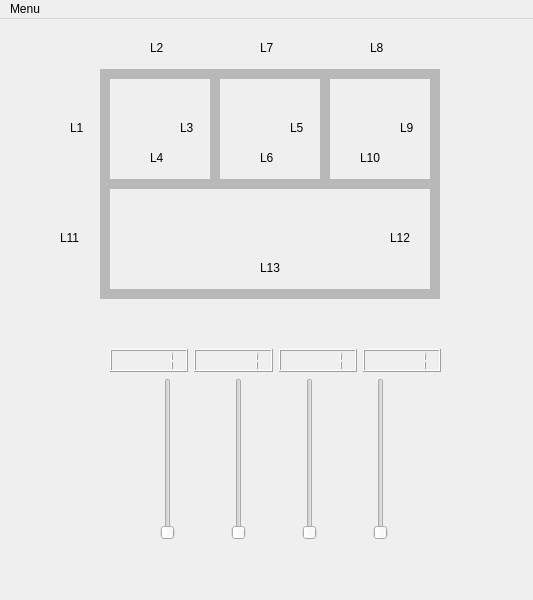
The window that sistema4trens.ui (alexandrelourival/ATV3-STR) describes before a commit, drawn with Qt 5.
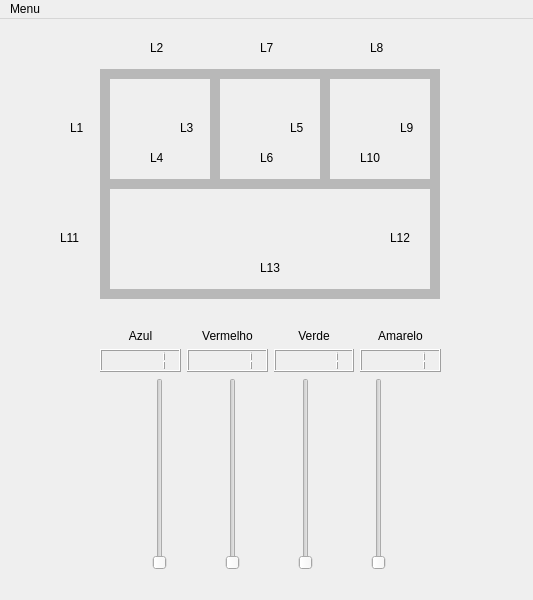
The same window after the commit.

Diff of the .ui file:
```diff
--- a/sistema4trens.ui
+++ b/sistema4trens.ui
@@ -494,15 +494,61 @@
      <string>L11</string>
     </property>
    </widget>
-   <widget class="QWidget" name="layoutWidget">
+   <widget class="QWidget" name="">
     <property name="geometry">
      <rect>
-      <x>110</x>
-      <y>330</y>
-      <width>331</width>
-      <height>191</height>
+      <x>100</x>
+      <y>310</y>
+      <width>341</width>
+      <height>241</height>
      </rect>
     </property>
+    <layout class="QVBoxLayout" name="verticalLayout_2">
+     <item>
+      <layout class="QHBoxLayout" name="horizontalLayout_3">
+       <item>
+        <widget class="QLabel" name="label_azul">
+         <property name="text">
+          <string>Azul</string>
+         </property>
+         <property name="alignment">
+          <set>Qt::AlignCenter</set>
+         </property>
+        </widget>
+       </item>
+       <item>
+        <widget class="QLabel" name="label_vermelho">
+         <property name="text">
+          <string>Vermelho</string>
+         </property>
+         <property name="alignment">
+          <set>Qt::AlignCenter</set>
+         </property>
+        </widget>
+       </item>
+       <item>
+        <widget class="QLabel" name="label_verde">
+         <property name="text">
+          <string>Verde</string>
+         </property>
+         <property name="alignment">
+          <set>Qt::AlignCenter</set>
+         </property>
+        </widget>
+       </item>
+       <item>
+        <widget class="QLabel" name="label_amarelo">
+         <property name="text">
+          <string>Amarelo</string>
+         </property>
+         <property name="alignment">
+          <set>Qt::AlignCenter</set>
+         </property>
+        </widget>
+       </item>
+      </layout>
+     </item>
+     <item>
     <layout class="QVBoxLayout" name="verticalLayout">
      <item>
       <layout class="QHBoxLayout" name="horizontalLayout_2">
@@ -571,6 +617,9 @@
          <property name="maximum">
           <number>5</number>
          </property>
+           <property name="value">
+            <number>1</number>
+           </property>
          <property name="orientation">
           <enum>Qt::Vertical</enum>
          </property>
@@ -597,10 +646,15 @@
          <property name="maximum">
           <number>5</number>
          </property>
+           <property name="value">
+            <number>1</number>
+           </property>
          <property name="orientation">
           <enum>Qt::Vertical</enum>
          </property>
         </widget>
+         </item>
+        </layout>
        </item>
       </layout>
      </item>
```
Lines whose indentation alone changed are shown as unchanged.
